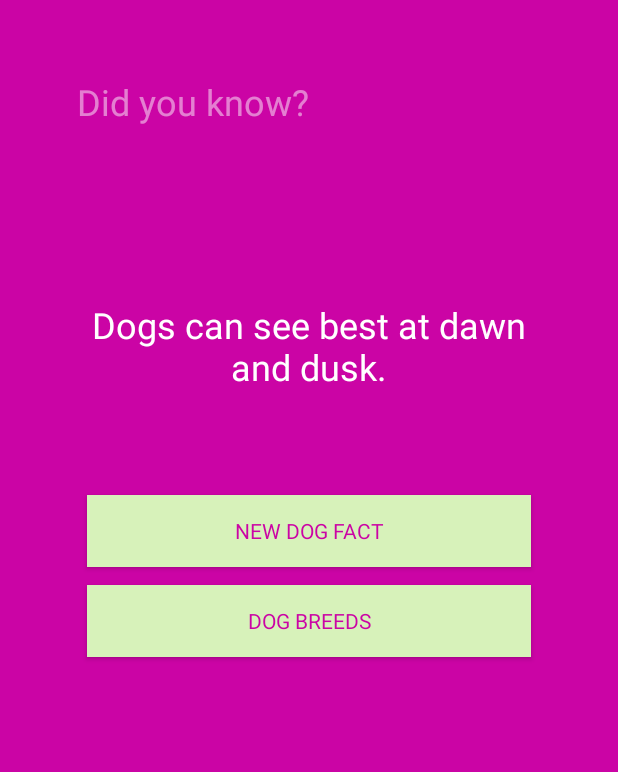
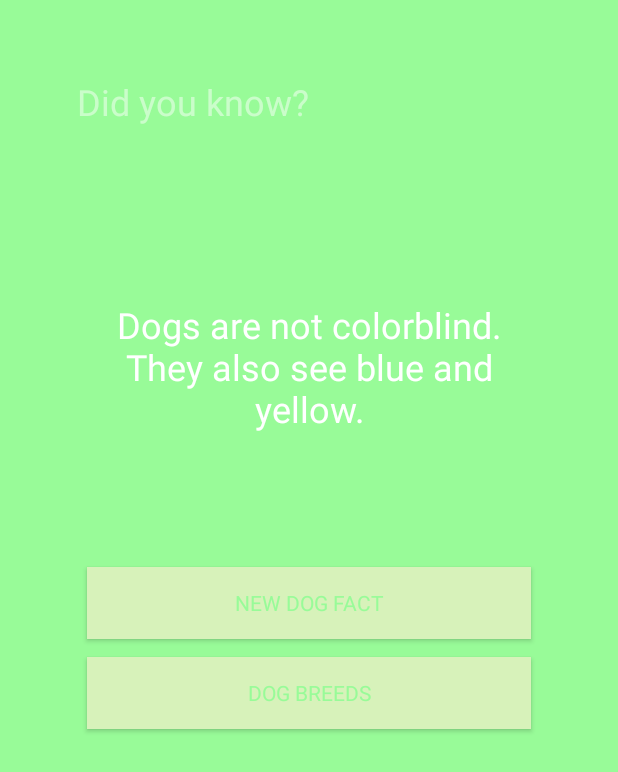
Before and after one commit to JackVachon/Cat_Fact_Application, an Android app: the screen it shows after launch (MainActivity), after a tap on "NEW DOG FACT", on a phone screen of 412 x 824 dp. Shown: the top 772 px of the screen. Run offline under Robolectric (Android 15) with nearby library versions, the phone set to English and light mode, and no system bars; Roboto replaces fonts that are not available here.

Commit message:
Updated Facts and Colors

```diff
--- a/app/src/main/java/com/example/vacho/mobileappcatfacts/ColorWheel.java
+++ b/app/src/main/java/com/example/vacho/mobileappcatfacts/ColorWheel.java
@@ -15,10 +15,15 @@ public class ColorWheel {
             "#E0CA3C",
             "#005e06",
             "#ffab4c",
-            "#bae1ff",
+            "#0090ff",
             "#8470ff",
             "#98fb98",
-            "#5f9ea0"
+            "#5f9ea0",
+            "#ed1b04",
+            "#a86a00",
+            "#961bc6",
+            "#169367",
+            "#afad28"
     };
 
     int getColor() {
--- a/app/src/main/java/com/example/vacho/mobileappcatfacts/FactBook.java
+++ b/app/src/main/java/com/example/vacho/mobileappcatfacts/FactBook.java
@@ -21,6 +21,18 @@ class FactBook {
             "Petting a dog can lower your blood pressure.",
             "Over half of dog owners include their dogs in annual holiday photos.",
             "Puppies are blind, deaf and toothless when born.",
+            "Most dogs have fur",
+            "A pack of dogs is often composed of eight to ten members.",
+            "Dogs will poop facing the North-South magnetic axis",
+            "Boy Scouts and Girl Scouts can earn badges for dog care and pet care",
+            "Max, the world’s oldest dog, passed away at the ripe old age of 29 years and 282 days old in 2013.",
+            "Tripping over your dog is the second most likely way to get injured around hounds.",
+            "Dalmatian puppies are pure white when they are born and develop their spots as they grow older.",
+            "45% of dogs sleep in their owner’s bed",
+            "Dogs are not colorblind. They also see blue and yellow.",
+            "A person who hunts with a Beagle is known as a “Beagler.”",
+            "An African wolf dog known as the Basenji is the only dog in the world that cannot bark.",
+            "A group of pugs is called a \"grumble.\""
     };
 
     String getFact() {
--- a/app/src/main/res/layout/activity_dog_facts.xml
+++ b/app/src/main/res/layout/activity_dog_facts.xml
@@ -48,9 +48,9 @@
         android:layout_height="wrap_content"
         android:layout_alignParentBottom="true"
         android:layout_centerHorizontal="true"
+        android:layout_marginEnd="8dp"
         android:layout_marginStart="8dp"
-        android:layout_marginTop="280dp"
-        android:layout_marginEnd="8dp"
+        android:layout_marginTop="328dp"
         android:background="#D7F2BA"
         android:fontFamily="@font/carrois_gothic"
         android:text="New Dog Fact"
```
